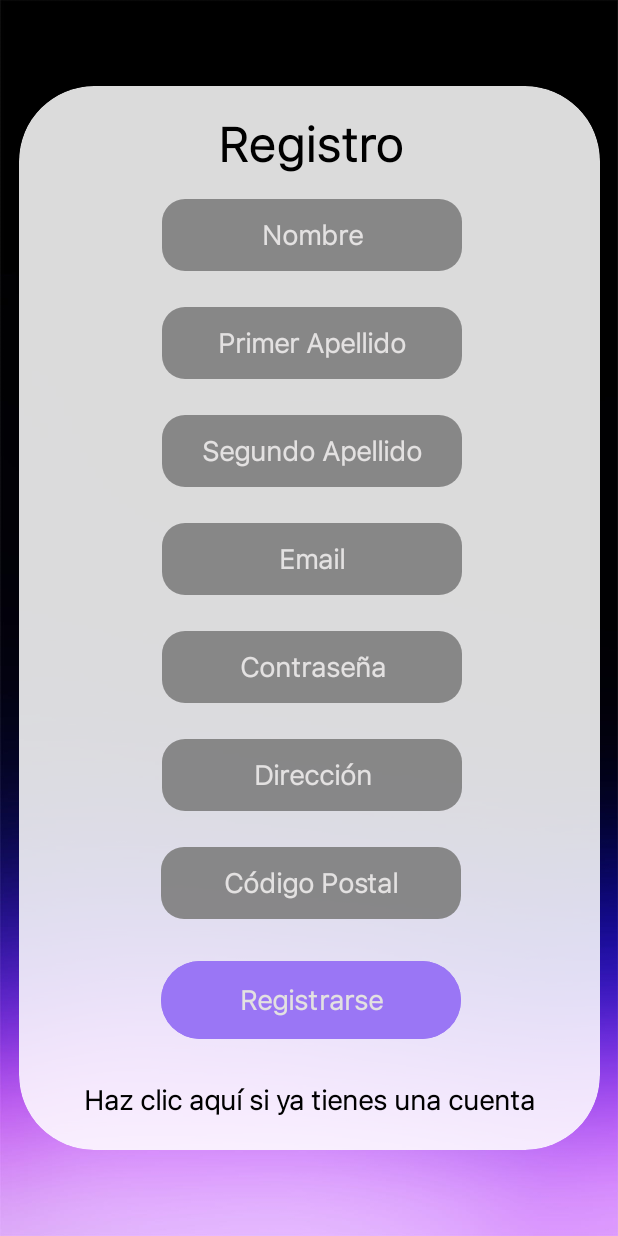
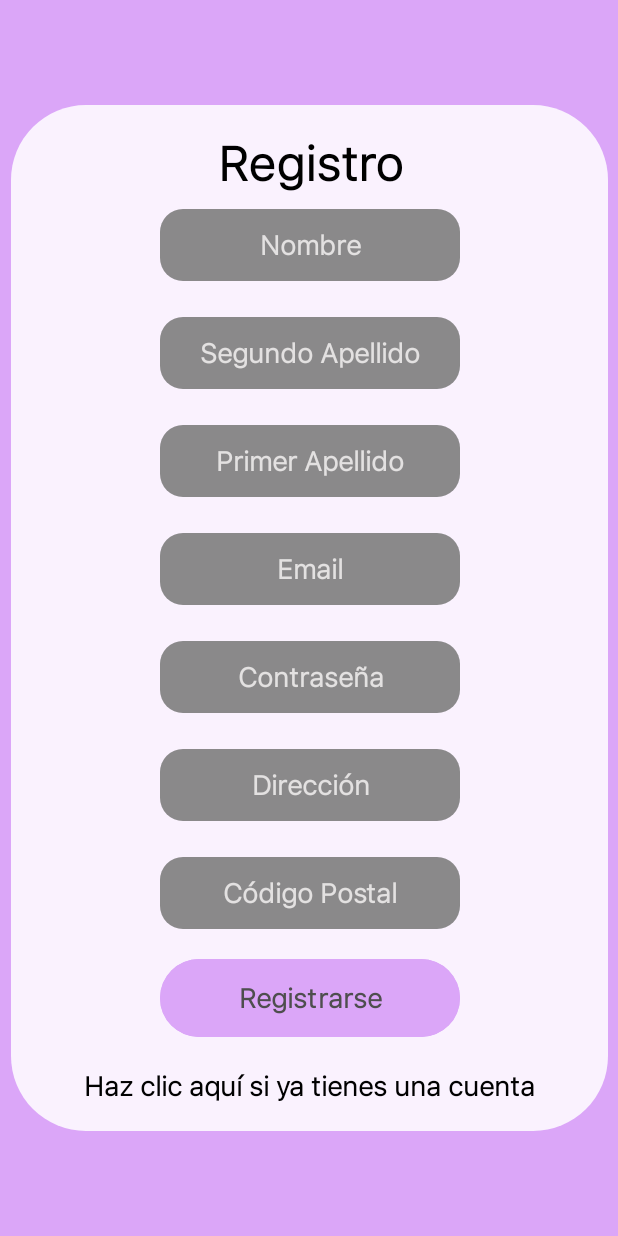
Before and after one commit to RalphNM1/ClothesVault-Android, an Android app: the Registro screen opened directly, with no data from a screen before it, on a phone screen of 412 x 824 dp. Run offline under Robolectric (Android 15) with nearby library versions, the phone set to English and light mode, and no system bars.

Commit message:
Commit migrate local 2 machine, better catalogue

```diff
--- a/app/src/main/java/com/iesfernandowirtz/clothesvault/Login.java
+++ b/app/src/main/java/com/iesfernandowirtz/clothesvault/Login.java
@@ -5,6 +5,7 @@ import android.content.Intent;
 import android.content.res.Configuration;
 import android.content.res.Resources;
 import android.os.Bundle;
+import android.util.Log;
 import android.view.View;
 import android.widget.AdapterView;
 import android.widget.ArrayAdapter;
@@ -32,7 +33,7 @@ import retrofit2.Response;
 
 public class Login extends AppCompatActivity {
     Spinner spinnerIdiomas;
-    public static final String[] idiomas = {"Seleccionar Idioma", "Español", "Gallego"};
+    public static final String[] idiomas = {"", "Español", "Gallego"};
     public static final int[] imagenes = {R.drawable.icon, R.drawable.espanhol, R.drawable.gallego};
     ServicioUsuario servicioUsuario;
     EditText txtEmail;
@@ -155,6 +156,7 @@ public class Login extends AppCompatActivity {
             @Override
             public void onFailure(Call<List<Usuario>> call, Throwable throwable) {
                 // Manejar fallos de la llamada
+                Log.e("Error", throwable.toString());
                 Toast.makeText(Login.this, "Error de red", Toast.LENGTH_SHORT).show();
             }
         });
--- a/app/src/main/java/com/iesfernandowirtz/clothesvault/Utils/Apis.java
+++ b/app/src/main/java/com/iesfernandowirtz/clothesvault/Utils/Apis.java
@@ -1,7 +1,7 @@
 package com.iesfernandowirtz.clothesvault.Utils;
 
 public class Apis {
-    public static final String URL_001="http://192.168.56.103:8080";
+    public static final String URL_001="http://192.168.1.130:8080";
 
     public static ServicioUsuario getServicioUsuario(){
         return Cliente.getCliente(URL_001).create(ServicioUsuario.class);
--- /dev/null
+++ b/app/src/main/res/drawable/rounded_background.xml
@@ -0,0 +1,5 @@
+<?xml version="1.0" encoding="utf-8"?>
+<shape xmlns:android="http://schemas.android.com/apk/res/android">
+    <solid android:color="#DBFFFFFF" /> <!-- Fondo translúcido blanco -->
+    <corners android:radius="50dp" /> <!-- Esquinas redondeadas -->
+</shape>
--- a/app/src/main/res/layout/activity_registro.xml
+++ b/app/src/main/res/layout/activity_registro.xml
@@ -11,59 +11,176 @@
         android:id="@+id/main"
         android:layout_width="match_parent"
         android:layout_height="match_parent"
-        android:background="@drawable/background3"
+        android:background="#dba6f8"
         tools:context=".Registro">
 
-        <androidx.cardview.widget.CardView
+
+        <androidx.constraintlayout.widget.ConstraintLayout
             android:id="@+id/cardViewRegister"
-            android:layout_width="wrap_content"
-            android:layout_height="wrap_content"
+            android:layout_width="398dp"
+            android:layout_height="684dp"
             android:layout_gravity="center"
-            android:layout_marginStart="1dp"
-            android:layout_marginTop="1dp"
-            android:layout_marginEnd="1dp"
-            android:layout_marginBottom="1dp"
-            android:backgroundTint="#DBFFFFFF"
-            app:cardCornerRadius="50dp"
-            app:cardElevation="0dp"
+            android:layout_marginStart="6dp"
+            android:layout_marginTop="16dp"
+            android:layout_marginEnd="6dp"
+            android:layout_marginBottom="16dp"
+            android:background="@drawable/rounded_background"
             app:layout_constraintBottom_toBottomOf="parent"
             app:layout_constraintEnd_toEndOf="parent"
             app:layout_constraintStart_toStartOf="parent"
             app:layout_constraintTop_toTopOf="parent">
 
 
-            <androidx.constraintlayout.widget.ConstraintLayout
-                android:id="@+id/regsiterlayout"
-                android:layout_width="387dp"
-                android:layout_height="709dp">
 
-                <TextView
-                    android:id="@+id/textView2"
-                    android:layout_width="wrap_content"
-                    android:layout_height="wrap_content"
-                    android:layout_marginStart="132dp"
-                    android:layout_marginTop="16dp"
-                    android:layout_marginEnd="132dp"
-                    android:layout_marginBottom="16dp"
+            <EditText
+                android:id="@+id/registerApelldio2"
+                android:layout_width="200dp"
+                android:layout_height="48dp"
+                android:layout_marginStart="99dp"
+                android:layout_marginTop="24dp"
+                android:layout_marginEnd="99dp"
+                android:layout_marginBottom="24dp"
+                android:autofillHints="text"
+                android:background="@drawable/edittextesqredond"
                 android:fontFamily="@font/allproyectfont"
-                    android:text="@string/registro"
+                android:hint="@string/registerSegundoApellido"
+                android:inputType="text"
                 android:textAlignment="center"
-                    android:textColor="@color/black"
+                android:textColor="@color/white"
                 android:textColorHint="#e3e1e1"
-                    android:textSize="32sp"
                 android:textStyle="bold"
-                    app:layout_constraintBottom_toTopOf="@+id/registerNombre"
+                app:layout_constraintBottom_toTopOf="@+id/registerApelldio1"
                 app:layout_constraintEnd_toEndOf="parent"
                 app:layout_constraintStart_toStartOf="parent"
-                    app:layout_constraintTop_toTopOf="parent" />
+                app:layout_constraintTop_toBottomOf="@+id/registerNombre" />
+
+            <EditText
+                android:id="@+id/registerCP"
+                android:layout_width="200dp"
+                android:layout_height="48dp"
+                android:layout_marginStart="99dp"
+                android:layout_marginTop="24dp"
+                android:layout_marginEnd="99dp"
+                android:autofillHints="text"
+                android:background="@drawable/edittextesqredond"
+                android:fontFamily="@font/allproyectfont"
+                android:hint="@string/registerCodigoPostal"
+                android:inputType="number"
+                android:textAlignment="center"
+                android:textColor="@color/white"
+                android:textColorHint="#e3e1e1"
+                android:textStyle="bold"
+                app:layout_constraintEnd_toEndOf="parent"
+                app:layout_constraintStart_toStartOf="parent"
+                app:layout_constraintTop_toBottomOf="@+id/registerDirrecion" />
+
+            <EditText
+                android:id="@+id/registerApelldio1"
+                android:layout_width="200dp"
+                android:layout_height="48dp"
+
+                android:layout_marginStart="99dp"
+                android:layout_marginTop="24dp"
+                android:layout_marginEnd="99dp"
+                android:autofillHints="text"
+                android:background="@drawable/edittextesqredond"
+                android:fontFamily="@font/allproyectfont"
+                android:hint="@string/registerPrimerApellido"
+                android:inputType="text"
+                android:textAlignment="center"
+                android:textColor="@color/white"
+                android:textColorHint="#e3e1e1"
+                android:textStyle="bold"
+                app:layout_constraintEnd_toEndOf="parent"
+                app:layout_constraintStart_toStartOf="parent"
+                app:layout_constraintTop_toBottomOf="@+id/registerApelldio2" />
+
+            <EditText
+                android:id="@+id/registerEmail"
+                android:layout_width="200dp"
+                android:layout_height="48dp"
+                android:layout_marginStart="99dp"
+                android:layout_marginTop="24dp"
+                android:layout_marginEnd="99dp"
+                android:autofillHints="text"
+                android:background="@drawable/edittextesqredond"
+                android:fontFamily="@font/allproyectfont"
+                android:hint="@string/registerEmail"
+                android:inputType="text"
+                android:textAlignment="center"
+                android:textColor="@color/white"
+                android:textColorHint="#e3e1e1"
+                android:textStyle="bold"
+                app:layout_constraintEnd_toEndOf="parent"
+                app:layout_constraintStart_toStartOf="parent"
+                app:layout_constraintTop_toBottomOf="@+id/registerApelldio1" />
+
+            <EditText
+                android:id="@+id/registerContrasenha"
+                android:layout_width="200dp"
+                android:layout_height="48dp"
+                android:layout_marginStart="99dp"
+                android:layout_marginTop="24dp"
+                android:layout_marginEnd="99dp"
+                android:autofillHints="text"
+                android:background="@drawable/edittextesqredond"
+                android:fontFamily="@font/allproyectfont"
+                android:hint="@string/contrasenha"
+                android:inputType="textPassword"
+                android:textAlignment="center"
+                android:textColor="@color/white"
+                android:textColorHint="#e3e1e1"
+                android:textStyle="bold"
+                app:layout_constraintEnd_toEndOf="parent"
+                app:layout_constraintStart_toStartOf="parent"
+                app:layout_constraintTop_toBottomOf="@+id/registerEmail" />
+
+            <EditText
+                android:id="@+id/registerDirrecion"
+                android:layout_width="200dp"
+                android:layout_height="48dp"
+                android:layout_marginStart="99dp"
+                android:layout_marginTop="24dp"
+                android:layout_marginEnd="99dp"
+                android:autofillHints="text"
+                android:background="@drawable/edittextesqredond"
+                android:fontFamily="@font/allproyectfont"
+                android:hint="@string/registerDireccion"
+                android:inputType="textPostalAddress"
+                android:textAlignment="center"
+                android:textColor="@color/white"
+                android:textColorHint="#e3e1e1"
+                android:textStyle="bold"
+                app:layout_constraintEnd_toEndOf="parent"
+                app:layout_constraintStart_toStartOf="parent"
+                app:layout_constraintTop_toBottomOf="@+id/registerContrasenha" />
+
+            <Button
+                android:id="@+id/btRegistrar"
+                android:layout_width="200dp"
+                android:layout_height="60dp"
+                android:layout_marginStart="99dp"
+                android:layout_marginTop="16dp"
+                android:layout_marginEnd="99dp"
+                android:backgroundTint="#dba6f8"
+                android:fontFamily="@font/allproyectfont"
+                android:text="@string/registrarse"
+
+                android:textAlignment="center"
+                android:textColor="#4E4E4E"
+                android:textSize="18sp"
+                android:textStyle="bold"
+                app:layout_constraintEnd_toEndOf="parent"
+                app:layout_constraintStart_toStartOf="parent"
+                app:layout_constraintTop_toBottomOf="@+id/registerCP" />
 
             <EditText
                 android:id="@+id/registerNombre"
                 android:layout_width="200dp"
                 android:layout_height="48dp"
-                    android:layout_marginStart="95dp"
-                    android:layout_marginTop="16dp"
-                    android:layout_marginEnd="95dp"
+                android:layout_marginStart="99dp"
+                android:layout_marginTop="69dp"
+                android:layout_marginEnd="99dp"
                 android:autofillHints="text"
                 android:background="@drawable/edittextesqredond"
                 android:fontFamily="@font/allproyectfont"
@@ -74,167 +191,17 @@
                 android:textColorHint="#e3e1e1"
                 android:textStyle="bold"
                 app:layout_constraintEnd_toEndOf="parent"
-                    app:layout_constraintHorizontal_bias="0.0"
                 app:layout_constraintStart_toStartOf="parent"
-                    app:layout_constraintTop_toBottomOf="@+id/textView2" />
-
-                <EditText
-                    android:id="@+id/registerApelldio2"
-                    android:layout_width="200dp"
-                    android:layout_height="48dp"
-                    android:layout_marginStart="95dp"
-                    android:layout_marginTop="24dp"
-                    android:layout_marginEnd="95dp"
-                    android:autofillHints="text"
-                    android:background="@drawable/edittextesqredond"
-                    android:fontFamily="@font/allproyectfont"
-                    android:hint="@string/registerSegundoApellido"
-                    android:inputType="text"
-                    android:textAlignment="center"
-                    android:textColor="@color/white"
-                    android:textColorHint="#e3e1e1"
-                    android:textStyle="bold"
-                    app:layout_constraintEnd_toEndOf="parent"
-                    app:layout_constraintHorizontal_bias="0.0"
-                    app:layout_constraintStart_toStartOf="parent"
-                    app:layout_constraintTop_toBottomOf="@+id/registerApelldio1" />
-
-                <EditText
-                    android:id="@+id/registerEmail"
-                    android:layout_width="200dp"
-                    android:layout_height="48dp"
-                    android:layout_marginStart="95dp"
-                    android:layout_marginTop="24dp"
-                    android:layout_marginEnd="95dp"
-                    android:autofillHints="text"
-                    android:background="@drawable/edittextesqredond"
-                    android:fontFamily="@font/allproyectfont"
-                    android:hint="@string/registerEmail"
-                    android:inputType="text"
-                    android:textAlignment="center"
-                    android:textColor="@color/white"
-                    android:textColorHint="#e3e1e1"
-                    android:textStyle="bold"
-                    app:layout_constraintEnd_toEndOf="parent"
-                    app:layout_constraintHorizontal_bias="0.0"
-                    app:layout_constraintStart_toStartOf="parent"
-                    app:layout_constraintTop_toBottomOf="@+id/registerApelldio2" />
-
-                <EditText
-                    android:id="@+id/registerContrasenha"
-                    android:layout_width="200dp"
-                    android:layout_height="48dp"
-                    android:layout_marginStart="95dp"
-                    android:layout_marginTop="24dp"
-                    android:layout_marginEnd="95dp"
-                    android:autofillHints="text"
-                    android:background="@drawable/edittextesqredond"
-                    android:fontFamily="@font/allproyectfont"
-                    android:hint="@string/contrasenha"
-                    android:inputType="textPassword"
-                    android:textAlignment="center"
-                    android:textColor="@color/white"
-                    android:textColorHint="#e3e1e1"
-                    android:textStyle="bold"
-                    app:layout_constraintEnd_toEndOf="parent"
-                    app:layout_constraintHorizontal_bias="0.0"
-                    app:layout_constraintStart_toStartOf="parent"
-                    app:layout_constraintTop_toBottomOf="@+id/registerEmail" />
-
-                <EditText
-                    android:id="@+id/registerDirrecion"
-                    android:layout_width="200dp"
-                    android:layout_height="48dp"
-                    android:layout_marginStart="95dp"
-                    android:layout_marginTop="24dp"
-                    android:layout_marginEnd="95dp"
-                    android:autofillHints="text"
-                    android:background="@drawable/edittextesqredond"
-                    android:fontFamily="@font/allproyectfont"
-                    android:hint="@string/registerDireccion"
-                    android:inputType="textPostalAddress"
-                    android:textAlignment="center"
-                    android:textColor="@color/white"
-                    android:textColorHint="#e3e1e1"
-                    android:textStyle="bold"
-                    app:layout_constraintEnd_toEndOf="parent"
-                    app:layout_constraintHorizontal_bias="0.0"
-                    app:layout_constraintStart_toStartOf="parent"
-                    app:layout_constraintTop_toBottomOf="@+id/registerContrasenha" />
-
-                <EditText
-                    android:id="@+id/registerCP"
-                    android:layout_width="200dp"
-                    android:layout_height="48dp"
-                    android:layout_marginStart="95dp"
-                    android:layout_marginTop="24dp"
-                    android:layout_marginEnd="95dp"
-                    android:autofillHints="text"
-                    android:background="@drawable/edittextesqredond"
-                    android:fontFamily="@font/allproyectfont"
-                    android:hint="@string/registerCodigoPostal"
-                    android:inputType="number"
-                    android:textAlignment="center"
-                    android:textColor="@color/white"
-                    android:textColorHint="#e3e1e1"
-                    android:textStyle="bold"
-                    app:layout_constraintEnd_toEndOf="parent"
-                    app:layout_constraintHorizontal_bias="0.333"
-                    app:layout_constraintStart_toStartOf="parent"
-                    app:layout_constraintTop_toBottomOf="@+id/registerDirrecion" />
-
-                <Button
-                    android:id="@+id/btRegistrar"
-                    android:layout_width="200dp"
-                    android:layout_height="60dp"
-                    android:layout_marginStart="95dp"
-                    android:layout_marginTop="24dp"
-                    android:layout_marginEnd="95dp"
-                    android:layout_marginBottom="44dp"
-                    android:backgroundTint="#9a76f5"
-                    android:fontFamily="@font/allproyectfont"
-                    android:text="@string/registrarse"
-                    android:textAlignment="center"
-                    android:textColor="#e3e1e1"
-                    android:textSize="18sp"
-                    android:textStyle="bold"
-                    app:layout_constraintBottom_toBottomOf="parent"
-                    app:layout_constraintEnd_toEndOf="parent"
-                    app:layout_constraintHorizontal_bias="0.333"
-                    app:layout_constraintStart_toStartOf="parent"
-                    app:layout_constraintTop_toBottomOf="@+id/registerCP"
-                    app:layout_constraintVertical_bias="0.0" />
-
-                <EditText
-                    android:id="@+id/registerApelldio1"
-                    android:layout_width="200dp"
-                    android:layout_height="48dp"
-                    android:layout_marginStart="95dp"
-                    android:layout_marginTop="24dp"
-                    android:layout_marginEnd="95dp"
-                    android:autofillHints="text"
-                    android:background="@drawable/edittextesqredond"
-                    android:fontFamily="@font/allproyectfont"
-                    android:hint="@string/registerPrimerApellido"
-                    android:inputType="text"
-                    android:textAlignment="center"
-                    android:textColor="@color/white"
-                    android:textColorHint="#e3e1e1"
-                    android:textStyle="bold"
-                    app:layout_constraintEnd_toEndOf="parent"
-                    app:layout_constraintHorizontal_bias="0.0"
-                    app:layout_constraintStart_toStartOf="parent"
-                    app:layout_constraintTop_toBottomOf="@+id/registerNombre" />
-
+                app:layout_constraintTop_toTopOf="parent" />
 
             <TextView
                 android:id="@+id/textViewEnlace"
                 android:layout_width="wrap_content"
                 android:layout_height="wrap_content"
-                    android:layout_marginStart="43dp"
-                    android:layout_marginTop="24dp"
-                    android:layout_marginEnd="43dp"
-                    android:layout_marginBottom="24dp"
+                android:layout_marginStart="48dp"
+                android:layout_marginTop="16dp"
+                android:layout_marginEnd="48dp"
+                android:layout_marginBottom="18dp"
                 android:clickable="true"
                 android:fontFamily="@font/allproyectfont"
                 android:onClick="abrirOtraActividad"
@@ -244,14 +211,29 @@
                 android:textStyle="bold"
                 app:layout_constraintBottom_toBottomOf="parent"
                 app:layout_constraintEnd_toEndOf="parent"
-                    app:layout_constraintHorizontal_bias="0.0"
                 app:layout_constraintStart_toStartOf="parent"
-                    app:layout_constraintTop_toBottomOf="@+id/btRegistrar"
-                    app:layout_constraintVertical_bias="0.0" />
+                app:layout_constraintTop_toBottomOf="@+id/btRegistrar" />
+
+            <TextView
+                android:id="@+id/textView2"
+                android:layout_width="wrap_content"
+                android:layout_height="wrap_content"
+                android:layout_marginStart="138dp"
+                android:layout_marginTop="16dp"
+                android:layout_marginEnd="137dp"
+                android:fontFamily="@font/allproyectfont"
+                android:text="@string/registro"
+                android:textAlignment="center"
+                android:textColor="@color/black"
+                android:textColorHint="#e3e1e1"
+                android:textSize="32sp"
+                android:textStyle="bold"
+                app:layout_constraintEnd_toEndOf="parent"
+                app:layout_constraintStart_toStartOf="parent"
+                app:layout_constraintTop_toTopOf="parent" />
+
 
         </androidx.constraintlayout.widget.ConstraintLayout>
 
-        </androidx.cardview.widget.CardView>
-
     </androidx.constraintlayout.widget.ConstraintLayout>
 </ScrollView>
--- a/app/src/main/res/values/colors.xml
+++ b/app/src/main/res/values/colors.xml
@@ -2,4 +2,6 @@
 <resources>
     <color name="black">#FF000000</color>
     <color name="white">#FFFFFFFF</color>
+    <color name="colorFondo">#FF0000</color>
+    <color name="colorContenedor">#FFFFFF</color>
 </resources>
--- a/app/src/main/res/xml/network_security_config.xml
+++ b/app/src/main/res/xml/network_security_config.xml
@@ -1,6 +1,6 @@
 <?xml version="1.0" encoding="utf-8"?>
 <network-security-config>
     <domain-config cleartextTrafficPermitted="true">
-        <domain includeSubdomains="true">192.168.56.103</domain>
+        <domain includeSubdomains="true">192.168.1.130</domain>
     </domain-config>
 </network-security-config>
```
Also changed, not shown: app/src/main/java/com/iesfernandowirtz/clothesvault/AdaptadorProducto.java (+4 -3 lines), app/src/main/java/com/iesfernandowirtz/clothesvault/MainActivity.java (+29 -1 lines), app/src/main/java/com/iesfernandowirtz/clothesvault/Modelo/Producto.java (+18 -1 lines), app/src/main/res/drawable/shape.xml (added, +7 -0 lines), app/src/main/res/layout/activity_login.xml (+18 -21 lines), app/src/main/res/layout/activity_main.xml (+64 -8 lines), app/src/main/res/drawable/carrito.png (added), app/src/main/res/drawable/lupa.png (added), app/src/main/res/drawable/usuario.png (added). Lines whose indentation alone changed are shown as unchanged.
